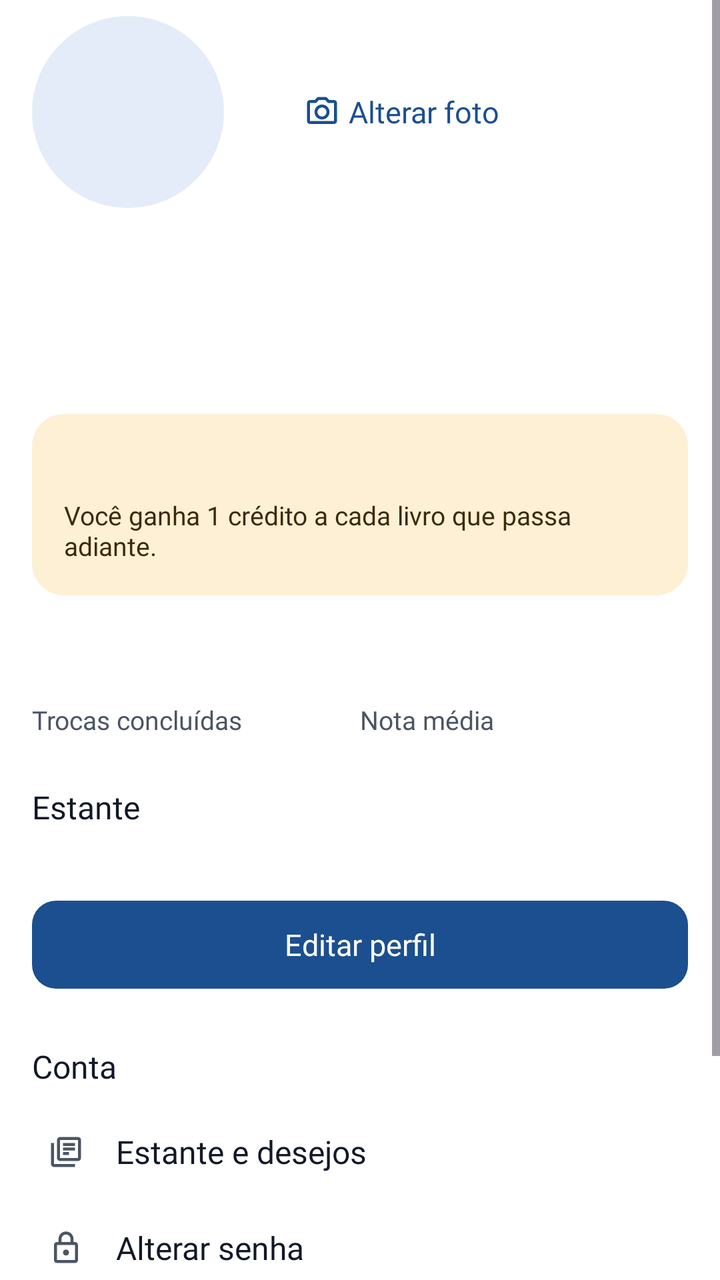
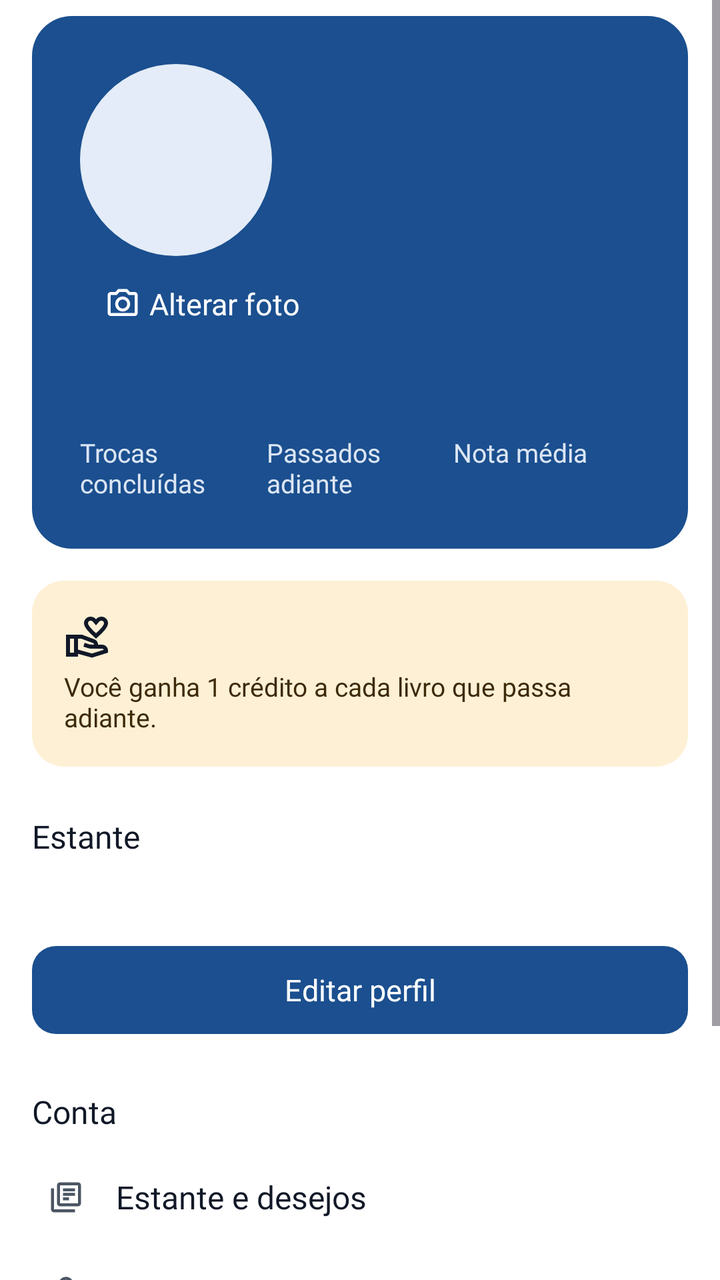

The first picture is an Android layout as it rendered before a commit; the second is the same layout after the commit. The layout source and the unified diff follow.
<!-- AndroidManifest.xml: application theme Theme.LeiaUFMS -->
<!-- res/layout/fragment_profile.xml -->
<?xml version="1.0" encoding="utf-8"?>
<ScrollView xmlns:android="http://schemas.android.com/apk/res/android"
    xmlns:app="http://schemas.android.com/apk/res-auto"
    android:layout_width="match_parent"
    android:layout_height="match_parent"
    android:defaultFocusHighlightEnabled="false">

    <LinearLayout
        android:layout_width="match_parent"
        android:layout_height="wrap_content"
        android:orientation="vertical"
        android:paddingStart="@dimen/screen_margin"
        android:paddingTop="@dimen/space_xs"
        android:paddingEnd="@dimen/screen_margin"
        android:paddingBottom="@dimen/space_xl">

        <LinearLayout
            android:layout_width="match_parent"
            android:layout_height="wrap_content"
            android:gravity="center_vertical"
            android:orientation="horizontal">

            <include
                android:id="@+id/avatar"
                layout="@layout/view_avatar" />

            <com.google.android.material.button.MaterialButton
                android:id="@+id/button_change_photo"
                style="?attr/borderlessButtonStyle"
                android:layout_width="wrap_content"
                android:layout_height="wrap_content"
                android:layout_marginStart="@dimen/space_m"
                android:text="@string/action_change_photo"
                app:icon="@drawable/ic_camera" />
        </LinearLayout>

        <TextView
            android:id="@+id/text_name"
            android:layout_width="match_parent"
            android:layout_height="wrap_content"
            android:layout_marginTop="@dimen/space_m"
            android:accessibilityHeading="true"
            android:textAppearance="@style/TextAppearance.Leia.Display"
            android:textColor="@color/leia_on_background" />

        <TextView
            android:id="@+id/text_course"
            android:layout_width="match_parent"
            android:layout_height="wrap_content"
            android:layout_marginTop="@dimen/space_xxs"
            android:textAppearance="@style/TextAppearance.Leia.Body"
            android:textColor="@color/leia_on_surface_variant" />

        <TextView
            android:id="@+id/text_status"
            android:layout_width="match_parent"
            android:layout_height="wrap_content"
            android:layout_marginTop="@dimen/space_xs"
            android:textAppearance="@style/TextAppearance.Leia.Body"
            android:textColor="@color/leia_on_background"
            android:visibility="gone" />

        <LinearLayout
            android:id="@+id/credits_box"
            android:layout_width="match_parent"
            android:layout_height="wrap_content"
            android:layout_marginTop="@dimen/space_l"
            android:background="@drawable/bg_credits"
            android:focusable="true"
            android:orientation="vertical"
            android:padding="@dimen/space_m">

            <TextView
                android:id="@+id/text_credits"
                android:layout_width="match_parent"
                android:layout_height="wrap_content"
                android:textAppearance="@style/TextAppearance.Leia.Title"
                android:textColor="@color/leia_on_tertiary_container" />

            <TextView
                android:id="@+id/text_credits_reserved"
                android:layout_width="match_parent"
                android:layout_height="wrap_content"
                android:textAppearance="@style/TextAppearance.Leia.BodySmall"
                android:textColor="@color/leia_on_tertiary_container"
                android:visibility="gone" />

            <TextView
                android:layout_width="match_parent"
                android:layout_height="wrap_content"
                android:layout_marginTop="@dimen/space_xxs"
                android:text="@string/credits_hint"
                android:textAppearance="@style/TextAppearance.Leia.Caption"
                android:textColor="@color/leia_on_tertiary_container" />
        </LinearLayout>

        <LinearLayout
            android:layout_width="match_parent"
            android:layout_height="wrap_content"
            android:layout_marginTop="@dimen/space_l"
            android:baselineAligned="false"
            android:orientation="horizontal">

            <LinearLayout
                android:id="@+id/metric_trades"
                android:layout_width="0dp"
                android:layout_height="wrap_content"
                android:layout_weight="1"
                android:focusable="true"
                android:orientation="vertical">

                <TextView
                    android:id="@+id/value_trades"
                    android:layout_width="match_parent"
                    android:layout_height="wrap_content"
                    android:textAppearance="@style/TextAppearance.Leia.Headline"
                    android:textColor="@color/leia_on_background" />

                <TextView
                    android:layout_width="match_parent"
                    android:layout_height="wrap_content"
                    android:text="@string/metric_trades"
                    android:textAppearance="@style/TextAppearance.Leia.Caption"
                    android:textColor="@color/leia_on_surface_variant" />
            </LinearLayout>

            <LinearLayout
                android:id="@+id/metric_rating"
                android:layout_width="0dp"
                android:layout_height="wrap_content"
                android:layout_weight="1"
                android:focusable="true"
                android:orientation="vertical">

                <TextView
                    android:id="@+id/value_rating"
                    android:layout_width="match_parent"
                    android:layout_height="wrap_content"
                    android:textAppearance="@style/TextAppearance.Leia.Headline"
                    android:textColor="@color/leia_on_background" />

                <TextView
                    android:layout_width="match_parent"
                    android:layout_height="wrap_content"
                    android:text="@string/metric_rating"
                    android:textAppearance="@style/TextAppearance.Leia.Caption"
                    android:textColor="@color/leia_on_surface_variant" />
            </LinearLayout>
        </LinearLayout>

        <TextView
            android:id="@+id/text_no_trades"
            android:layout_width="match_parent"
            android:layout_height="wrap_content"
            android:layout_marginTop="@dimen/space_xs"
            android:text="@string/profile_no_trades"
            android:textAppearance="@style/TextAppearance.Leia.BodySmall"
            android:textColor="@color/leia_on_surface_variant"
            android:visibility="gone" />

        <TextView
            style="@style/Widget.Leia.SectionTitle"
            android:text="@string/profile_shelf_title" />

        <LinearLayout
            android:id="@+id/shelf_preview"
            android:layout_width="match_parent"
            android:layout_height="wrap_content"
            android:orientation="vertical" />

        <LinearLayout
            android:id="@+id/extra_sections"
            android:layout_width="match_parent"
            android:layout_height="wrap_content"
            android:orientation="vertical" />

        <LinearLayout
            android:id="@+id/account_section"
            android:layout_width="match_parent"
            android:layout_height="wrap_content"
            android:orientation="vertical">

            <com.google.android.material.button.MaterialButton
                android:id="@+id/button_edit"
                android:layout_width="match_parent"
                android:layout_height="wrap_content"
                android:layout_marginTop="@dimen/space_l"
                android:text="@string/action_edit_profile" />

            <TextView
                style="@style/Widget.Leia.SectionTitle"
                android:text="@string/section_account" />

            <com.google.android.material.button.MaterialButton
                android:id="@+id/button_shelf"
                style="@style/Widget.Leia.ListAction"
                android:text="@string/action_open_shelf"
                app:icon="@drawable/ic_library" />

            <com.google.android.material.button.MaterialButton
                android:id="@+id/button_password"
                style="@style/Widget.Leia.ListAction"
                android:text="@string/action_change_password"
                app:icon="@drawable/ic_lock" />

            <com.google.android.material.button.MaterialButton
                android:id="@+id/button_inbox"
                style="@style/Widget.Leia.ListAction"
                android:text="@string/action_open_inbox"
                app:icon="@drawable/ic_notifications" />

            <com.google.android.material.button.MaterialButton
                android:id="@+id/button_points"
                style="@style/Widget.Leia.ListAction"
                android:text="@string/action_manage_points"
                android:visibility="gone"
                app:icon="@drawable/ic_map" />

            <com.google.android.material.button.MaterialButton
                android:id="@+id/button_logout"
                style="@style/Widget.Leia.ListAction"
                android:text="@string/action_logout"
                app:icon="@drawable/ic_logout" />
        </LinearLayout>
    </LinearLayout>
</ScrollView>
<!-- res/layout/view_avatar.xml (included above) -->
<?xml version="1.0" encoding="utf-8"?>
<FrameLayout xmlns:android="http://schemas.android.com/apk/res/android"
    xmlns:app="http://schemas.android.com/apk/res-auto"
    android:id="@+id/avatar"
    android:layout_width="@dimen/avatar_large"
    android:layout_height="@dimen/avatar_large">

    <com.google.android.material.imageview.ShapeableImageView
        android:id="@+id/avatar_image"
        android:layout_width="match_parent"
        android:layout_height="match_parent"
        android:background="@color/leia_primary_container"
        android:scaleType="centerCrop"
        app:shapeAppearanceOverlay="@style/ShapeAppearance.Leia.Circle" />

    <TextView
        android:id="@+id/avatar_initials"
        android:layout_width="match_parent"
        android:layout_height="match_parent"
        android:gravity="center"
        android:importantForAccessibility="no"
        android:textAppearance="@style/TextAppearance.Leia.Display"
        android:textColor="@color/leia_on_primary_container" />
</FrameLayout>
<!-- resources referenced by this layout -->
<resources>
  <color name="leia_on_background">#111827</color>
  <dimen name="avatar_large">96dp</dimen>
  <dimen name="screen_margin">16dp</dimen>
  <dimen name="space_l">24dp</dimen>
  <dimen name="space_m">16dp</dimen>
  <dimen name="space_xl">32dp</dimen>
  <dimen name="space_xs">8dp</dimen>
  <dimen name="space_xxs">4dp</dimen>
  <string name="action_logout">Sair</string>
  <string name="metric_rating">Nota média</string>
  <string name="section_account">Conta</string>
  <dimen name="radius_l">16dp</dimen>
  <dimen name="touch_target">48dp</dimen>
  <color name="leia_primary">#1B4F8F</color>
  <color name="leia_on_primary">#FFFFFF</color>
  <color name="leia_tertiary">#8A5A12</color>
  <color name="leia_on_tertiary">#FFFFFF</color>
  <color name="leia_error">#B42318</color>
  <color name="leia_on_error">#FFFFFF</color>
  <color name="leia_background">#FFFFFF</color>
  <color name="leia_surface">#FFFFFF</color>
  <color name="leia_outline">#8A93A1</color>
  <color name="leia_inverse_primary">#8DB8F2</color>
  <color name="leia_outline_variant">#E5E7EB</color>
  <dimen name="radius_s">8dp</dimen>
  <dimen name="radius_m">12dp</dimen>
  <dimen name="button_height">52dp</dimen>
  <dimen name="radius_button">12dp</dimen>
  <dimen name="elevation_card">2dp</dimen>
  <!-- unchanged entries left out for length: 51 -->
</resources>

<!-- the commit's change to res/layout/fragment_profile.xml (unified diff, before → after) -->
@@ -15,56 +15,120 @@
         android:paddingBottom="@dimen/space_xl">
 
         <LinearLayout
-            android:layout_width="match_parent"
-            android:layout_height="wrap_content"
-            android:gravity="center_vertical"
-            android:orientation="horizontal">
-
-            <include
-                android:id="@+id/avatar"
-                layout="@layout/view_avatar" />
+            android:id="@+id/header"
+            android:layout_width="match_parent"
+            android:layout_height="wrap_content"
+            android:background="@drawable/bg_profile_header"
+            android:orientation="vertical"
+            android:padding="@dimen/space_l">
+
+            <LinearLayout
+                android:layout_width="match_parent"
+                android:layout_height="wrap_content"
+                android:gravity="center_vertical"
+                android:orientation="horizontal">
+
+                <include
+                    android:id="@+id/avatar"
+                    layout="@layout/view_avatar" />
+
+                <LinearLayout
+                    android:layout_width="0dp"
+                    android:layout_height="wrap_content"
+                    android:layout_marginStart="@dimen/space_m"
+                    android:layout_weight="1"
+                    android:orientation="vertical">
+
+                    <TextView
+                        android:id="@+id/text_name"
+                        android:layout_width="match_parent"
+                        android:layout_height="wrap_content"
+                        android:accessibilityHeading="true"
+                        android:textAppearance="@style/TextAppearance.Leia.Display"
+                        android:textColor="@color/leia_on_header" />
+
+                    <TextView
+                        android:id="@+id/text_course"
+                        android:layout_width="match_parent"
+                        android:layout_height="wrap_content"
+                        android:textAppearance="@style/TextAppearance.Leia.Body"
+                        android:textColor="@color/leia_hero_secondary" />
+                </LinearLayout>
+            </LinearLayout>
+
+            <TextView
+                android:id="@+id/text_status"
+                android:layout_width="match_parent"
+                android:layout_height="wrap_content"
+                android:layout_marginTop="@dimen/space_s"
+                android:textAppearance="@style/TextAppearance.Leia.Body"
+                android:textColor="@color/leia_on_header"
+                android:visibility="gone" />
 
             <com.google.android.material.button.MaterialButton
                 android:id="@+id/button_change_photo"
                 style="?attr/borderlessButtonStyle"
                 android:layout_width="wrap_content"
                 android:layout_height="wrap_content"
-                android:layout_marginStart="@dimen/space_m"
+                android:layout_marginStart="-12dp"
                 android:text="@string/action_change_photo"
-                app:icon="@drawable/ic_camera" />
+                android:textColor="@color/leia_on_header"
+                app:icon="@drawable/ic_camera"
+                app:iconTint="@color/leia_on_header" />
+
+            <LinearLayout
+                android:layout_width="match_parent"
+                android:layout_height="wrap_content"
+                android:layout_marginTop="@dimen/space_s"
+                android:baselineAligned="false"
+                android:orientation="horizontal">
+
+                <LinearLayout
+                    android:id="@+id/metric_trades"
+                    style="@style/Widget.Leia.HeaderMetric">
+
+                    <TextView
+                        android:id="@+id/value_trades"
+                        style="@style/Widget.Leia.HeaderMetricValue" />
+
+                    <TextView
+                        style="@style/Widget.Leia.HeaderMetricLabel"
+                        android:text="@string/metric_trades" />
+                </LinearLayout>
+
+                <LinearLayout
+                    android:id="@+id/metric_passed"
+                    style="@style/Widget.Leia.HeaderMetric">
+
+                    <TextView
+                        android:id="@+id/value_passed"
+                        style="@style/Widget.Leia.HeaderMetricValue" />
+
+                    <TextView
+                        style="@style/Widget.Leia.HeaderMetricLabel"
+                        android:text="@string/metric_passed" />
+                </LinearLayout>
+
+                <LinearLayout
+                    android:id="@+id/metric_rating"
+                    style="@style/Widget.Leia.HeaderMetric">
+
+                    <TextView
+                        android:id="@+id/value_rating"
+                        style="@style/Widget.Leia.HeaderMetricValue" />
+
+                    <TextView
+                        style="@style/Widget.Leia.HeaderMetricLabel"
+                        android:text="@string/metric_rating" />
+                </LinearLayout>
+            </LinearLayout>
         </LinearLayout>
 
-        <TextView
-            android:id="@+id/text_name"
+        <LinearLayout
+            android:id="@+id/credits_box"
             android:layout_width="match_parent"
             android:layout_height="wrap_content"
             android:layout_marginTop="@dimen/space_m"
-            android:accessibilityHeading="true"
-            android:textAppearance="@style/TextAppearance.Leia.Display"
-            android:textColor="@color/leia_on_background" />
-
-        <TextView
-            android:id="@+id/text_course"
-            android:layout_width="match_parent"
-            android:layout_height="wrap_content"
-            android:layout_marginTop="@dimen/space_xxs"
-            android:textAppearance="@style/TextAppearance.Leia.Body"
-            android:textColor="@color/leia_on_surface_variant" />
-
-        <TextView
-            android:id="@+id/text_status"
-            android:layout_width="match_parent"
-            android:layout_height="wrap_content"
-            android:layout_marginTop="@dimen/space_xs"
-            android:textAppearance="@style/TextAppearance.Leia.Body"
-            android:textColor="@color/leia_on_background"
-            android:visibility="gone" />
-
-        <LinearLayout
-            android:id="@+id/credits_box"
-            android:layout_width="match_parent"
-            android:layout_height="wrap_content"
-            android:layout_marginTop="@dimen/space_l"
             android:background="@drawable/bg_credits"
             android:focusable="true"
             android:orientation="vertical"
@@ -74,8 +138,11 @@
                 android:id="@+id/text_credits"
                 android:layout_width="match_parent"
                 android:layout_height="wrap_content"
+                android:drawablePadding="@dimen/space_xs"
+                android:gravity="center_vertical"
                 android:textAppearance="@style/TextAppearance.Leia.Title"
-                android:textColor="@color/leia_on_tertiary_container" />
+                android:textColor="@color/leia_on_tertiary_container"
+                app:drawableStartCompat="@drawable/ic_donate" />
 
             <TextView
                 android:id="@+id/text_credits_reserved"
@@ -94,60 +161,6 @@
                 android:textColor="@color/leia_on_tertiary_container" />
         </LinearLayout>
 
-        <LinearLayout
-            android:layout_width="match_parent"
-            android:layout_height="wrap_content"
-            android:layout_marginTop="@dimen/space_l"
-            android:baselineAligned="false"
-            android:orientation="horizontal">
-
-            <LinearLayout
-                android:id="@+id/metric_trades"
-                android:layout_width="0dp"
-                android:layout_height="wrap_content"
-                android:layout_weight="1"
-                android:focusable="true"
-                android:orientation="vertical">
-
-                <TextView
-                    android:id="@+id/value_trades"
-                    android:layout_width="match_parent"
-                    android:layout_height="wrap_content"
-                    android:textAppearance="@style/TextAppearance.Leia.Headline"
-                    android:textColor="@color/leia_on_background" />
-
-                <TextView
-                    android:layout_width="match_parent"
-                    android:layout_height="wrap_content"
-                    android:text="@string/metric_trades"
-                    android:textAppearance="@style/TextAppearance.Leia.Caption"
-                    android:textColor="@color/leia_on_surface_variant" />
-            </LinearLayout>
-
-            <LinearLayout
-                android:id="@+id/metric_rating"
-                android:layout_width="0dp"
-                android:layout_height="wrap_content"
-                android:layout_weight="1"
-                android:focusable="true"
-                android:orientation="vertical">
-
-                <TextView
-                    android:id="@+id/value_rating"
-                    android:layout_width="match_parent"
-                    android:layout_height="wrap_content"
-                    android:textAppearance="@style/TextAppearance.Leia.Headline"
-                    android:textColor="@color/leia_on_background" />
-
-                <TextView
-                    android:layout_width="match_parent"
-                    android:layout_height="wrap_content"
-                    android:text="@string/metric_rating"
-                    android:textAppearance="@style/TextAppearance.Leia.Caption"
-                    android:textColor="@color/leia_on_surface_variant" />
-            </LinearLayout>
-        </LinearLayout>
-
         <TextView
             android:id="@+id/text_no_trades"
             android:layout_width="match_parent"
@@ -167,6 +180,16 @@
             android:layout_width="match_parent"
             android:layout_height="wrap_content"
             android:orientation="vertical" />
+
+        <androidx.recyclerview.widget.RecyclerView
+            android:id="@+id/shelf_covers"
+            android:layout_width="match_parent"
+            android:layout_height="wrap_content"
+            android:layout_marginTop="@dimen/space_xs"
+            android:clipToPadding="false"
+            android:nestedScrollingEnabled="false"
+            android:orientation="horizontal"
+            app:layoutManager="androidx.recyclerview.widget.LinearLayoutManager" />
 
         <LinearLayout
             android:id="@+id/extra_sections"
<!-- resource entries referenced after the edit -->
@@ -1,17 +1,62 @@
 <!-- resources referenced by this layout -->
 <resources>
+  <color name="leia_hero_secondary">#DCE6F4</color>
+  <color name="leia_on_header">#FFFFFF</color>
   <color name="leia_on_background">#111827</color>
   <dimen name="avatar_large">96dp</dimen>
   <dimen name="screen_margin">16dp</dimen>
   <dimen name="space_l">24dp</dimen>
   <dimen name="space_m">16dp</dimen>
+  <dimen name="space_s">12dp</dimen>
   <dimen name="space_xl">32dp</dimen>
   <dimen name="space_xs">8dp</dimen>
   <dimen name="space_xxs">4dp</dimen>
+  <!-- drawable bg_profile_header (drawable) -->
+  <?xml version="1.0" encoding="utf-8"?>
+  <shape xmlns:android="http://schemas.android.com/apk/res/android" android:shape="rectangle">
+      <solid android:color="@color/leia_primary_header" />
+      <corners android:radius="@dimen/radius_social" />
+  </shape>
+  <!-- drawable ic_donate (drawable) -->
+  <vector xmlns:android="http://schemas.android.com/apk/res/android"
+      android:width="24dp"
+      android:height="24dp"
+      android:viewportWidth="24"
+      android:viewportHeight="24"
+      android:tint="?attr/colorOnSurface">
+    <path
+        android:fillColor="@android:color/white"
+        android:pathData="M16,13c3.09,-2.81 6,-5.44 6,-7.7C22,3.45 20.55,2 18.7,2c-1.04,0 -2.05,0.49 -2.7,1.25C15.34,2.49 14.34,2 13.3,2C11.45,2 10,3.45 10,5.3C10,7.56 12.91,10.19 16,13zM13.3,4c0.44,0 0.89,0.21 1.18,0.55L16,6.34l1.52,-1.79C17.81,4.21 18.26,4 18.7,4C19.44,4 20,4.56 20,5.3c0,1.12 -2.04,3.17 -4,4.99c-1.96,-1.82 -4,-3.88 -4,-4.99C12,4.56 12.56,4 13.3,4z"/>
+    <path
+        android:fillColor="@android:color/white"
+        android:pathData="M19,16h-2c0,-1.2 -0.75,-2.28 -1.87,-2.7L8.97,11H1v11h6v-1.44l7,1.94l8,-2.5v-1C22,17.34 20.66,16 19,16zM3,20v-7h2v7H3zM13.97,20.41L7,18.48V13h1.61l5.82,2.17C14.77,15.3 15,15.63 15,16c0,0 -1.99,-0.05 -2.3,-0.15l-2.38,-0.79l-0.63,1.9l2.38,0.79c0.51,0.17 1.04,0.26 1.58,0.26H19c0.39,0 0.74,0.23 0.9,0.56L13.97,20.41z"/>
+  </vector>
   <string name="action_logout">Sair</string>
+  <string name="metric_passed">Passados adiante</string>
   <string name="metric_rating">Nota média</string>
   <string name="section_account">Conta</string>
+  <style name="Widget.Leia.HeaderMetric" parent="">
+          <item name="android:layout_width">0dp</item>
+          <item name="android:layout_height">wrap_content</item>
+          <item name="android:layout_weight">1</item>
+          <item name="android:focusable">true</item>
+          <item name="android:orientation">vertical</item>
+      </style>
+  <style name="Widget.Leia.HeaderMetricLabel" parent="">
+          <item name="android:layout_width">match_parent</item>
+          <item name="android:layout_height">wrap_content</item>
+          <item name="android:textAppearance">@style/TextAppearance.Leia.Caption</item>
+          <item name="android:textColor">@color/leia_hero_secondary</item>
+      </style>
+  <style name="Widget.Leia.HeaderMetricValue" parent="">
+          <item name="android:layout_width">match_parent</item>
+          <item name="android:layout_height">wrap_content</item>
+          <item name="android:textAppearance">@style/TextAppearance.Leia.Headline</item>
+          <item name="android:textColor">@color/leia_on_header</item>
+      </style>
   <dimen name="radius_l">16dp</dimen>
+  <color name="leia_primary_header">#1B4F8F</color>
+  <dimen name="radius_social">20dp</dimen>
   <dimen name="touch_target">48dp</dimen>
   <color name="leia_primary">#1B4F8F</color>
   <color name="leia_on_primary">#FFFFFF</color>
